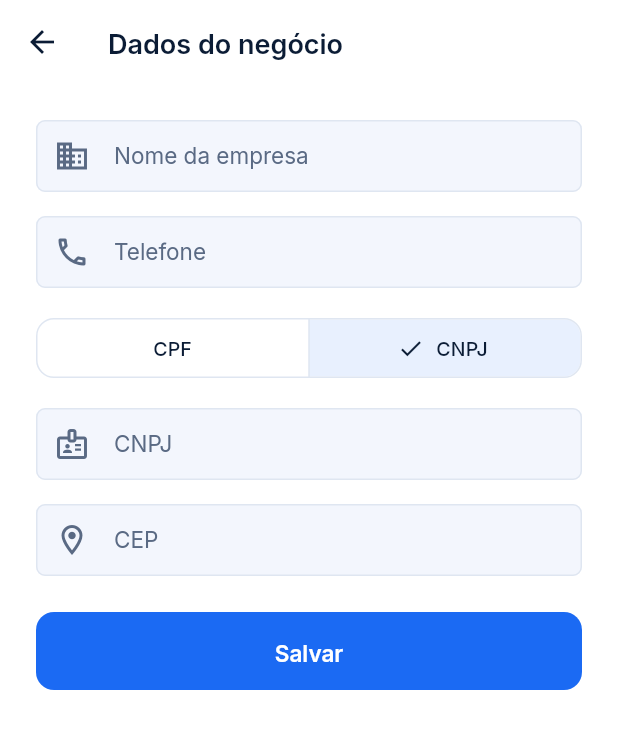
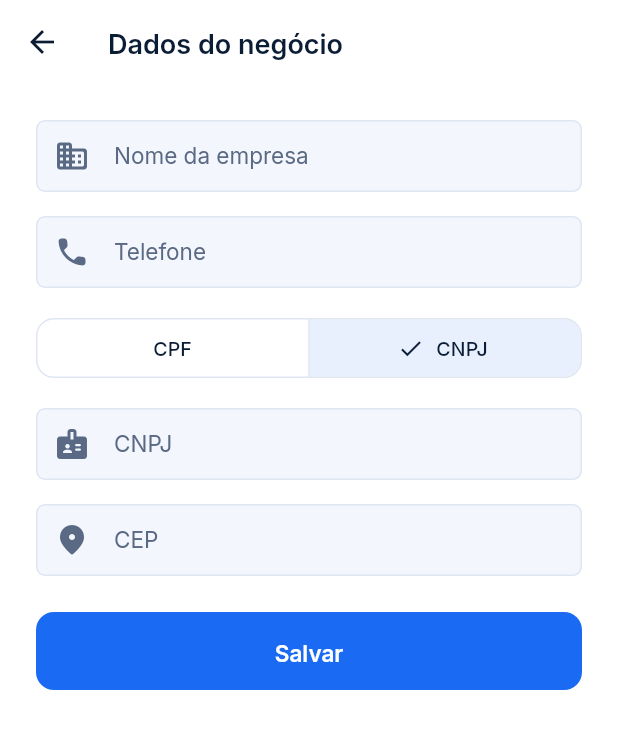
Before and after one commit to Eco-System-Managers/managers, a Flutter app: the DadosNegocioPage screen opened by its route, after a tap on "CNPJ", on a phone screen of 412 x 824 dp. Shown: the top 729 px of the screen. Run offline on Flutter 3.47's test engine with Material 3 defaults, Android fonts, the phone set to English and light mode, and no system bars; our stand-ins replace dartz, decimal, dio, equatable, flutter_riverpod, flutter_secure_storage and 6 more; missing offline and left inert: validatorless; accounts and stored records are empty; network calls fail; project files that could hold a hidden picture were left out.

Commit message:
feat(empresa): aplica o Design System nas configurações, dados e horários

```diff
--- a/frontend/apps/workmanage/lib/features/empresa/presentation/pages/configuracoes_page.dart
+++ b/frontend/apps/workmanage/lib/features/empresa/presentation/pages/configuracoes_page.dart
@@ -2,6 +2,7 @@ import 'package:flutter/material.dart';
 import 'package:flutter_riverpod/flutter_riverpod.dart';
 import 'package:go_router/go_router.dart';
 import 'package:image_picker/image_picker.dart';
+import 'package:managers/core/theme/brand.dart';
 
 import '../../domain/entities/empresa_config.dart';
 import '../../empresa_provider.dart';
@@ -54,27 +55,27 @@ class ConfiguracoesPage extends ConsumerWidget {
               ),
               const Divider(),
               ListTile(
-                leading: const Icon(Icons.business_outlined),
+                leading: const Icon(Icons.business_rounded),
                 title: const Text('Dados do negócio'),
                 subtitle: const Text('Nome, telefone, documento e endereço'),
-                trailing: const Icon(Icons.chevron_right),
+                trailing: const Icon(Icons.chevron_right_rounded),
                 enabled: proprietario,
                 onTap: () => context.push('/mais/configuracoes/negocio'),
               ),
               ListTile(
-                leading: const Icon(Icons.schedule_outlined),
+                leading: const Icon(Icons.schedule_rounded),
                 title: const Text('Horários'),
                 subtitle: const Text('Dias e horários de funcionamento'),
-                trailing: const Icon(Icons.chevron_right),
+                trailing: const Icon(Icons.chevron_right_rounded),
                 enabled: proprietario,
                 onTap: () => context.push('/mais/configuracoes/horarios'),
               ),
               if (config.tipoAgenda == TipoAgenda.kanban)
                 ListTile(
-                  leading: const Icon(Icons.view_kanban_outlined),
+                  leading: const Icon(Icons.view_kanban_rounded),
                   title: const Text('Etapas do quadro'),
                   subtitle: const Text('As colunas da esteira e a ordem delas'),
-                  trailing: const Icon(Icons.chevron_right),
+                  trailing: const Icon(Icons.chevron_right_rounded),
                   enabled: proprietario,
                   onTap: () => context.push('/mais/etapas'),
                 ),
@@ -82,12 +83,12 @@ class ConfiguracoesPage extends ConsumerWidget {
               // o que foi definido no onboarding e a API não deixa trocar:
               // mostrar como editável só geraria o erro modo_agenda_bloqueado
               ListTile(
-                leading: const Icon(Icons.storefront_outlined),
+                leading: const Icon(Icons.storefront_rounded),
                 title: const Text('Ramo do negócio'),
                 subtitle: Text(_nomeDoNicho(config)),
               ),
               ListTile(
-                leading: const Icon(Icons.view_agenda_outlined),
+                leading: const Icon(Icons.view_agenda_rounded),
                 title: const Text('Modo de agenda'),
                 subtitle: Text(
                   config.tipoAgenda == TipoAgenda.kanban
@@ -96,11 +97,13 @@ class ConfiguracoesPage extends ConsumerWidget {
                 ),
               ),
               if (!proprietario)
-                const Padding(
-                  padding: EdgeInsets.all(16),
+                Padding(
+                  padding: const EdgeInsets.all(BrandSpacing.space4),
                   child: Text(
                     'Só o proprietário altera as configurações.',
                     textAlign: TextAlign.center,
+                    style: Theme.of(context).textTheme.bodyMedium
+                        ?.copyWith(color: BrandColors.of(context).inkMuted),
                   ),
                 ),
             ],
@@ -136,45 +139,49 @@ class _Logo extends StatelessWidget {
   @override
   Widget build(BuildContext context) {
     final colors = Theme.of(context).colorScheme;
+    final cores = BrandColors.of(context);
+    final textos = Theme.of(context).textTheme;
 
     return Padding(
-      padding: const EdgeInsets.all(24),
+      padding: const EdgeInsets.all(BrandSpacing.space5),
       child: Column(
         children: [
+          // a área do logo é o fundo 2, com o ícone neutro enquanto o
+          // negócio não tem logo
           CircleAvatar(
             radius: 48,
-            backgroundColor: colors.primaryContainer,
+            backgroundColor: cores.bg2,
             foregroundImage: url.isNotEmpty ? NetworkImage(url) : null,
             child: enviando
                 ? const CircularProgressIndicator()
                 : Icon(
-                    Icons.storefront_outlined,
+                    Icons.storefront_rounded,
                     size: 40,
-                    color: colors.onPrimaryContainer,
+                    color: cores.inkMuted,
                   ),
           ),
-          const SizedBox(height: 12),
+          const SizedBox(height: BrandSpacing.space3),
+          // o nome do negócio é o título da tela: h2, como nas fichas
           Text(
             nome,
             textAlign: TextAlign.center,
-            style: Theme.of(context).textTheme.titleLarge
-                ?.copyWith(fontWeight: FontWeight.w600),
+            style: BrandText.h2.copyWith(color: cores.ink),
           ),
           if (onTrocar != null || enviando) ...[
-            const SizedBox(height: 8),
+            const SizedBox(height: BrandSpacing.space2),
             TextButton.icon(
               onPressed: onTrocar,
-              icon: const Icon(Icons.photo_outlined),
+              icon: const Icon(Icons.photo_rounded),
               label: Text(url.isEmpty ? 'Adicionar logo' : 'Trocar logo'),
             ),
           ],
           if (erro != null)
             Padding(
-              padding: const EdgeInsets.only(top: 8),
+              padding: const EdgeInsets.only(top: BrandSpacing.space2),
               child: Text(
                 erro!,
                 textAlign: TextAlign.center,
-                style: TextStyle(color: colors.error),
+                style: textos.bodyMedium?.copyWith(color: colors.error),
               ),
             ),
         ],
--- a/frontend/apps/workmanage/lib/features/empresa/presentation/widgets/dados_negocio_form.dart
+++ b/frontend/apps/workmanage/lib/features/empresa/presentation/widgets/dados_negocio_form.dart
@@ -1,4 +1,5 @@
 import 'package:flutter/material.dart';
+import 'package:managers/core/theme/brand.dart';
 import 'package:managers/core/widgets/mascara_formatter.dart';
 import 'package:validatorless/validatorless.dart';
 
@@ -165,12 +166,11 @@ class _DadosNegocioFormState extends State<DadosNegocioForm> {
             validator: Validatorless.regex(_notBlank, 'Informe a empresa'),
             decoration: const InputDecoration(
               labelText: 'Nome da empresa',
-              prefixIcon: Icon(Icons.business_outlined),
-              border: OutlineInputBorder(),
+              prefixIcon: Icon(Icons.business_rounded),
             ),
           ),
 
-          const SizedBox(height: 16),
+          const SizedBox(height: BrandSpacing.space4),
 
           // telefone
           TextFormField(
@@ -185,12 +185,11 @@ class _DadosNegocioFormState extends State<DadosNegocioForm> {
             decoration: const InputDecoration(
               labelText: 'Telefone',
               hintText: '(00) 00000-0000',
-              prefixIcon: Icon(Icons.phone_outlined),
-              border: OutlineInputBorder(),
+              prefixIcon: Icon(Icons.phone_rounded),
             ),
           ),
 
-          const SizedBox(height: 16),
+          const SizedBox(height: BrandSpacing.space4),
 
           // tipo de documento: troca a máscara e a validação do campo abaixo
           SegmentedButton<TipoDocumento>(
@@ -203,7 +202,7 @@ class _DadosNegocioFormState extends State<DadosNegocioForm> {
                 _trocarTipoDocumento(selecao.first),
           ),
 
-          const SizedBox(height: 16),
+          const SizedBox(height: BrandSpacing.space4),
 
           // documento
           TextFormField(
@@ -225,12 +224,11 @@ class _DadosNegocioFormState extends State<DadosNegocioForm> {
                   ]),
             decoration: InputDecoration(
               labelText: _tipoDocumento == TipoDocumento.cpf ? 'CPF' : 'CNPJ',
-              prefixIcon: const Icon(Icons.badge_outlined),
-              border: const OutlineInputBorder(),
+              prefixIcon: const Icon(Icons.badge_rounded),
             ),
           ),
 
-          const SizedBox(height: 16),
+          const SizedBox(height: BrandSpacing.space4),
 
           // CEP: busca o endereço sozinho quando completa os 8 dígitos
           TextFormField(
@@ -246,13 +244,12 @@ class _DadosNegocioFormState extends State<DadosNegocioForm> {
             decoration: InputDecoration(
               labelText: 'CEP',
               hintText: '00000-000',
-              prefixIcon: const Icon(Icons.location_on_outlined),
-              border: const OutlineInputBorder(),
+              prefixIcon: const Icon(Icons.location_on_rounded),
               // erro da busca (ex.: CEP não encontrado), separado do validator
               errorText: widget.cepErro,
               suffixIcon: widget.buscandoCep
                   ? const Padding(
-                      padding: EdgeInsets.all(12),
+                      padding: EdgeInsets.all(BrandSpacing.space3),
                       child: SizedBox.square(
                         dimension: 20,
                         child: CircularProgressIndicator(strokeWidth: 2),
@@ -264,16 +261,16 @@ class _DadosNegocioFormState extends State<DadosNegocioForm> {
 
           // endereço encontrado + número: só depois que a busca achou o CEP
           if (_temEndereco) ...[
-            const SizedBox(height: 16),
+            const SizedBox(height: BrandSpacing.space4),
             Card(
               margin: EdgeInsets.zero,
               child: ListTile(
-                leading: const Icon(Icons.place_outlined),
+                leading: const Icon(Icons.place_rounded),
                 title: Text(config.endereco),
                 subtitle: Text('${config.cidade} - ${config.uf}'),
               ),
             ),
-            const SizedBox(height: 16),
+            const SizedBox(height: BrandSpacing.space4),
             TextFormField(
               controller: _numeroController,
               keyboardType: TextInputType.text,
@@ -282,13 +279,12 @@ class _DadosNegocioFormState extends State<DadosNegocioForm> {
               validator: Validatorless.regex(_notBlank, 'Informe o número'),
               decoration: const InputDecoration(
                 labelText: 'Número do estabelecimento',
-                prefixIcon: Icon(Icons.pin_outlined),
-                border: OutlineInputBorder(),
+                prefixIcon: Icon(Icons.pin_rounded),
               ),
             ),
           ],
 
-          const SizedBox(height: 24),
+          const SizedBox(height: BrandSpacing.space5),
 
           FilledButton(
             onPressed: widget.enabled ? _submit : null,
```
Also changed, not shown: frontend/apps/workmanage/lib/features/empresa/presentation/pages/dados_negocio_page.dart (+9 -4 lines), frontend/apps/workmanage/lib/features/empresa/presentation/pages/horarios_page.dart (+8 -5 lines), frontend/apps/workmanage/lib/features/empresa/presentation/widgets/horario_dia_card.dart (+22 -14 lines), frontend/apps/workmanage/lib/features/empresa/presentation/widgets/nicho_visual.dart (+14 -13 lines).
